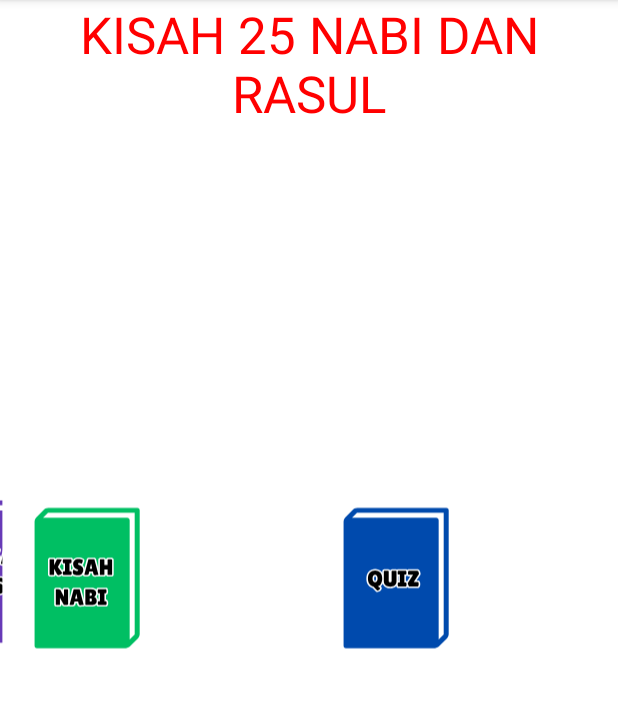
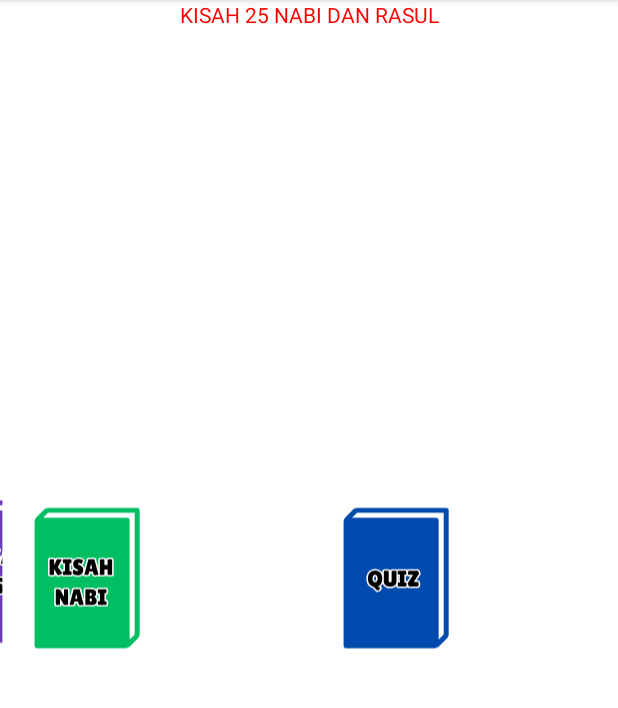
Before and after one commit to Yoake67/KisahNabi, an Android app: the MainActivity screen opened directly, with no data from a screen before it, on a phone screen of 412 x 824 dp, the part 84-792 px from its top. Run offline under Robolectric (Android 15) with nearby library versions, the phone set to English and light mode, and no system bars.

```diff
--- a/app/src/main/res/layout/activity_main.xml
+++ b/app/src/main/res/layout/activity_main.xml
@@ -44,7 +44,6 @@
         android:textAlignment="center"
         android:textColor="#FF0000"
         android:textDirection="firstStrong"
-        android:textSize="34sp"
         app:layout_constraintEnd_toEndOf="parent"
         app:layout_constraintStart_toStartOf="parent"
         app:layout_constraintTop_toTopOf="parent" />
```
